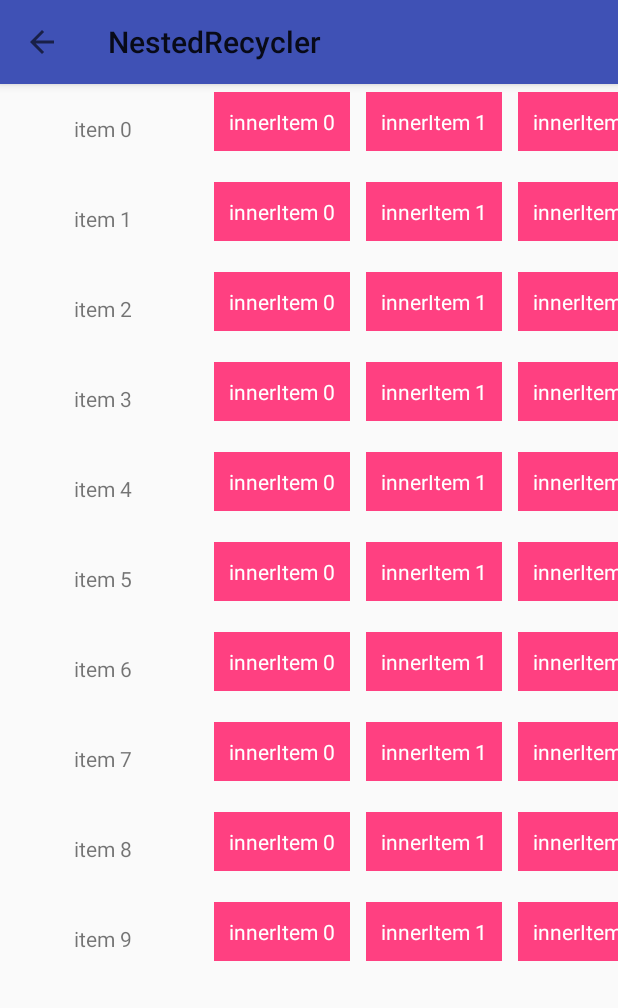
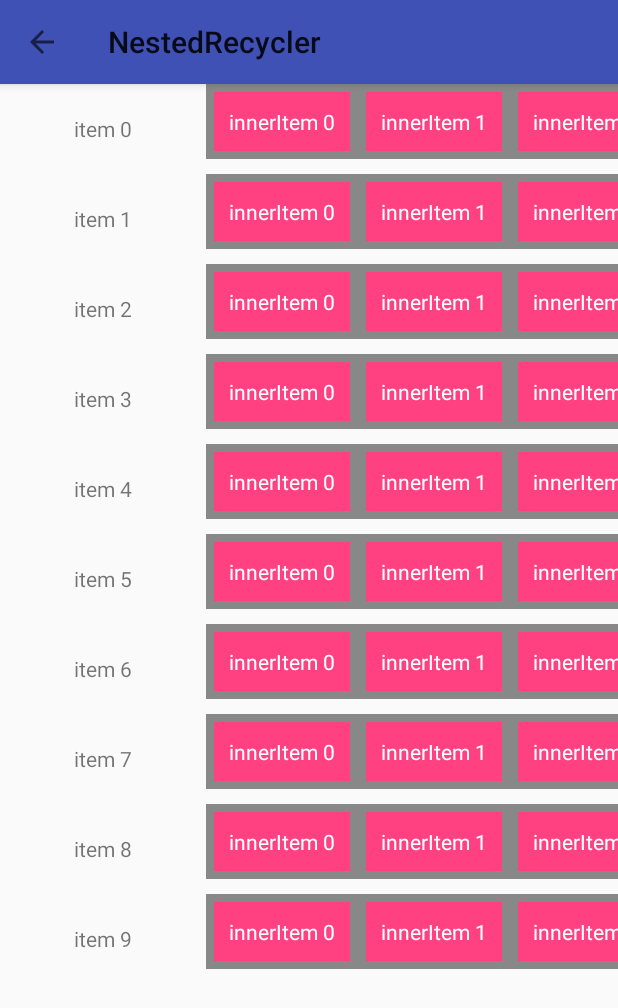
Before and after one commit to sadikuls/NestedRecycler, an Android app: the screen it shows after launch (MainActivity), on a phone screen of 412 x 824 dp. Shown: the top 1008 px of the screen. Run offline under Robolectric (Android 15) with nearby library versions, the phone set to English and light mode, and no system bars.

Commit message:
Migrated to androidX
Change background on item click

```diff
--- a/app/src/main/java/com/sadikul/nestedrecycler/Adapter/AdapterMainRecycler.java
+++ b/app/src/main/java/com/sadikul/nestedrecycler/Adapter/AdapterMainRecycler.java
@@ -1,8 +1,8 @@
 package com.sadikul.nestedrecycler.Adapter;
 
 import android.content.Context;
-import android.support.v7.widget.LinearLayoutManager;
-import android.support.v7.widget.RecyclerView;
+import androidx.recyclerview.widget.LinearLayoutManager;
+import androidx.recyclerview.widget.RecyclerView;
 import android.util.Log;
 import android.view.LayoutInflater;
 import android.view.View;
--- a/app/src/main/java/com/sadikul/nestedrecycler/Adapter/InnerRecyclerviewAdapter.java
+++ b/app/src/main/java/com/sadikul/nestedrecycler/Adapter/InnerRecyclerviewAdapter.java
@@ -1,12 +1,14 @@
 package com.sadikul.nestedrecycler.Adapter;
 
 import android.content.Context;
-import android.support.v7.widget.RecyclerView;
+import android.graphics.Color;
+import androidx.recyclerview.widget.RecyclerView;
 import android.util.Log;
 import android.view.LayoutInflater;
 import android.view.View;
 import android.view.ViewGroup;
 import android.widget.TextView;
+
 import com.sadikul.nestedrecycler.Model.InnerRecyclerItem;
 import com.sadikul.nestedrecycler.R;
 
@@ -18,17 +20,18 @@ import java.util.List;
 
 public class InnerRecyclerviewAdapter extends RecyclerView.Adapter<RecyclerView.ViewHolder> {
 
-    private static final String TAG="Inner";
+    private static final String TAG = "Inner";
     private List<InnerRecyclerItem> InnerRecyclerItems;
     private int mRowIndex = -1;
+    private int mSelectedPosition = -1;
 
     public InnerRecyclerviewAdapter() {
-        Log.d(TAG,"constructor");
+        Log.d(TAG, "constructor");
     }
 
     public void setData(List<InnerRecyclerItem> InnerRecyclerItems) {
 
-        Log.d(TAG,"setData");
+        Log.d(TAG, "setData");
         if (InnerRecyclerItems != null) {
             this.InnerRecyclerItems = InnerRecyclerItems;
             notifyDataSetChanged();
@@ -37,17 +40,19 @@ public class InnerRecyclerviewAdapter extends RecyclerView.Adapter<RecyclerView.
 
     public void setRowIndex(int index) {
 
-        Log.d(TAG,"setRowIndex");
+        Log.d(TAG, "setRowIndex");
         mRowIndex = index;
     }
 
     private class ItemViewHolder extends RecyclerView.ViewHolder {
 
         private TextView text;
+        private View mView;
 
         public ItemViewHolder(View itemView) {
 
             super(itemView);
+            mView = itemView;
             text = (TextView) itemView.findViewById(R.id.item_inner_textview);
         }
     }
@@ -57,22 +62,35 @@ public class InnerRecyclerviewAdapter extends RecyclerView.Adapter<RecyclerView.
         Context context = parent.getContext();
         View itemView = LayoutInflater.from(context).inflate(R.layout.item_inner_recyclerview, parent, false);
         ItemViewHolder holder = new ItemViewHolder(itemView);
-        Log.d(TAG,"onCreateViewHolder");
+        Log.d(TAG, "onCreateViewHolder");
         return holder;
     }
 
     @Override
-    public void onBindViewHolder(RecyclerView.ViewHolder rawHolder, int position) {
-        Log.d(TAG,"onBindViewHolder");
+    public void onBindViewHolder(final RecyclerView.ViewHolder rawHolder, final int position) {
+        Log.d(TAG, "onBindViewHolder");
         ItemViewHolder holder = (ItemViewHolder) rawHolder;
-        InnerRecyclerItem item=InnerRecyclerItems.get(position);
+        InnerRecyclerItem item = InnerRecyclerItems.get(position);
         holder.text.setText(item.getName());
         holder.itemView.setTag(position);
+        if(mSelectedPosition == position){
+            holder.mView.setBackgroundColor(Color.YELLOW);
+        }else{
+            holder.mView.setBackgroundColor(Color.GRAY);
+        }
+        holder.mView.setOnClickListener(new View.OnClickListener() {
+            @Override
+            public void onClick(View view) {
+                Log.d("InnerRecycler", "Recycler position = :" + rawHolder.getAdapterPosition() +" pos: "+position);
+                mSelectedPosition = rawHolder.getAdapterPosition();
+                notifyDataSetChanged();
+            }
+        });
     }
 
     @Override
     public int getItemCount() {
-        Log.d(TAG,"getItemCount");
+        Log.d(TAG, "getItemCount");
         return InnerRecyclerItems.size();
     }
 
--- a/app/src/main/res/layout/activity_main.xml
+++ b/app/src/main/res/layout/activity_main.xml
@@ -8,20 +8,20 @@
     tools:context="com.sadikul.nestedrecycler.MainActivity">
 
 
-    <android.support.design.widget.AppBarLayout
+    <com.google.android.material.appbar.AppBarLayout
         android:layout_width="match_parent"
         android:id="@+id/appbar"
         android:layout_height="wrap_content">
-        <android.support.v7.widget.Toolbar
+        <androidx.appcompat.widget.Toolbar
             android:layout_width="match_parent"
             android:layout_height="?attr/actionBarSize"
-            android:id="@+id/mainactivityToolbar"></android.support.v7.widget.Toolbar>
+            android:id="@+id/mainactivityToolbar"></androidx.appcompat.widget.Toolbar>
 
-    </android.support.design.widget.AppBarLayout>
+    </com.google.android.material.appbar.AppBarLayout>
 
-    <android.support.v7.widget.RecyclerView
+    <androidx.recyclerview.widget.RecyclerView
         android:layout_width="match_parent"
         android:id="@+id/mainRecyclerView"
-        android:layout_height="match_parent"></android.support.v7.widget.RecyclerView>
+        android:layout_height="match_parent"></androidx.recyclerview.widget.RecyclerView>
 
 </LinearLayout>
--- a/app/src/main/res/layout/item_main_recyclerview.xml
+++ b/app/src/main/res/layout/item_main_recyclerview.xml
@@ -10,9 +10,9 @@
         android:gravity="center"
         android:id="@+id/item_name_textview"
         android:layout_height="50dp" />
-    <android.support.v7.widget.RecyclerView
+    <androidx.recyclerview.widget.RecyclerView
         android:layout_width="0dp"
         android:layout_weight="2"
         android:id="@+id/innerRecyclerView"
-        android:layout_height="60dp"></android.support.v7.widget.RecyclerView>
+        android:layout_height="60dp"></androidx.recyclerview.widget.RecyclerView>
 </LinearLayout>
--- a/build.gradle
+++ b/build.gradle
@@ -7,7 +7,7 @@ buildscript {
         jcenter()
     }
     dependencies {
-        classpath 'com.android.tools.build:gradle:3.0.1'
+        classpath 'com.android.tools.build:gradle:3.5.3'
 
 
         // NOTE: Do not place your application dependencies here; they belong
--- a/gradle.properties
+++ b/gradle.properties
@@ -9,6 +9,8 @@
 
 # Specifies the JVM arguments used for the daemon process.
 # The setting is particularly useful for tweaking memory settings.
+android.enableJetifier=true
+android.useAndroidX=true
 org.gradle.jvmargs=-Xmx1536m
 
 # When configured, Gradle will run in incubating parallel mode.
```
Also changed, not shown: app/build.gradle (+9 -9 lines), app/src/main/java/com/sadikul/nestedrecycler/MainActivity.java (+5 -5 lines), gradle/wrapper/gradle-wrapper.properties, 2 other files.
